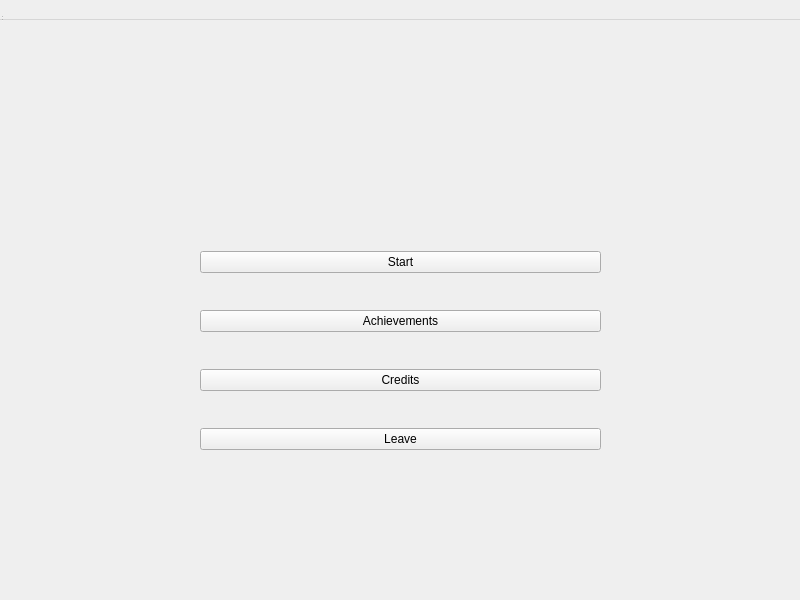
Before: the Qt Designer form main_container.ui in 54D/PacSnake, drawn with Qt 5.
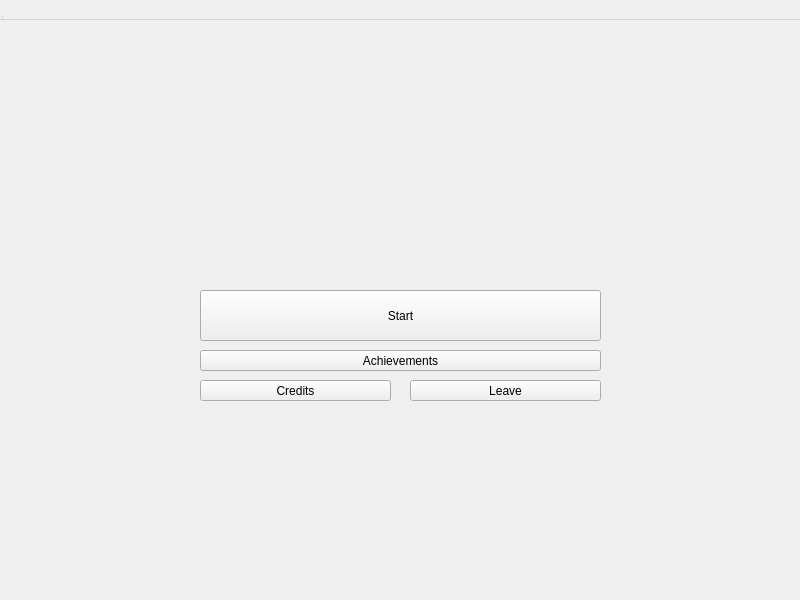
After: the same form once the commit is applied.

Commit message: main container change ui

```diff
--- a/main_container.ui
+++ b/main_container.ui
@@ -35,18 +35,15 @@
      <number>0</number>
     </property>
     <widget class="QWidget" name="main_menu">
-     <widget class="QWidget" name="verticalLayoutWidget">
-      <property name="geometry">
-       <rect>
-        <x>200</x>
-        <y>200</y>
-        <width>401</width>
-        <height>261</height>
-       </rect>
-      </property>
-      <layout class="QVBoxLayout" name="verticalLayout">
-       <item>
         <widget class="QPushButton" name="startButton">
+      <property name="geometry">
+       <rect>
+        <x>200</x>
+        <y>270</y>
+        <width>401</width>
+        <height>51</height>
+       </rect>
+      </property>
          <property name="sizePolicy">
           <sizepolicy hsizetype="Minimum" vsizetype="Fixed">
            <horstretch>0</horstretch>
@@ -57,29 +54,44 @@
           <string>Start</string>
          </property>
         </widget>
-       </item>
-       <item>
         <widget class="QPushButton" name="achButton">
+      <property name="geometry">
+       <rect>
+        <x>200</x>
+        <y>330</y>
+        <width>401</width>
+        <height>21</height>
+       </rect>
+      </property>
          <property name="text">
           <string>Achievements</string>
          </property>
         </widget>
-       </item>
-       <item>
         <widget class="QPushButton" name="creditsButton">
+      <property name="geometry">
+       <rect>
+        <x>200</x>
+        <y>360</y>
+        <width>191</width>
+        <height>21</height>
+       </rect>
+      </property>
          <property name="text">
           <string>Credits</string>
          </property>
         </widget>
-       </item>
-       <item>
         <widget class="QPushButton" name="leaveButton">
+      <property name="geometry">
+       <rect>
+        <x>410</x>
+        <y>360</y>
+        <width>191</width>
+        <height>21</height>
+       </rect>
+      </property>
          <property name="text">
           <string>Leave</string>
          </property>
-        </widget>
-       </item>
-      </layout>
      </widget>
     </widget>
    </widget>
```
Lines whose indentation alone changed are shown as unchanged. The commit also changes 2 other files.
